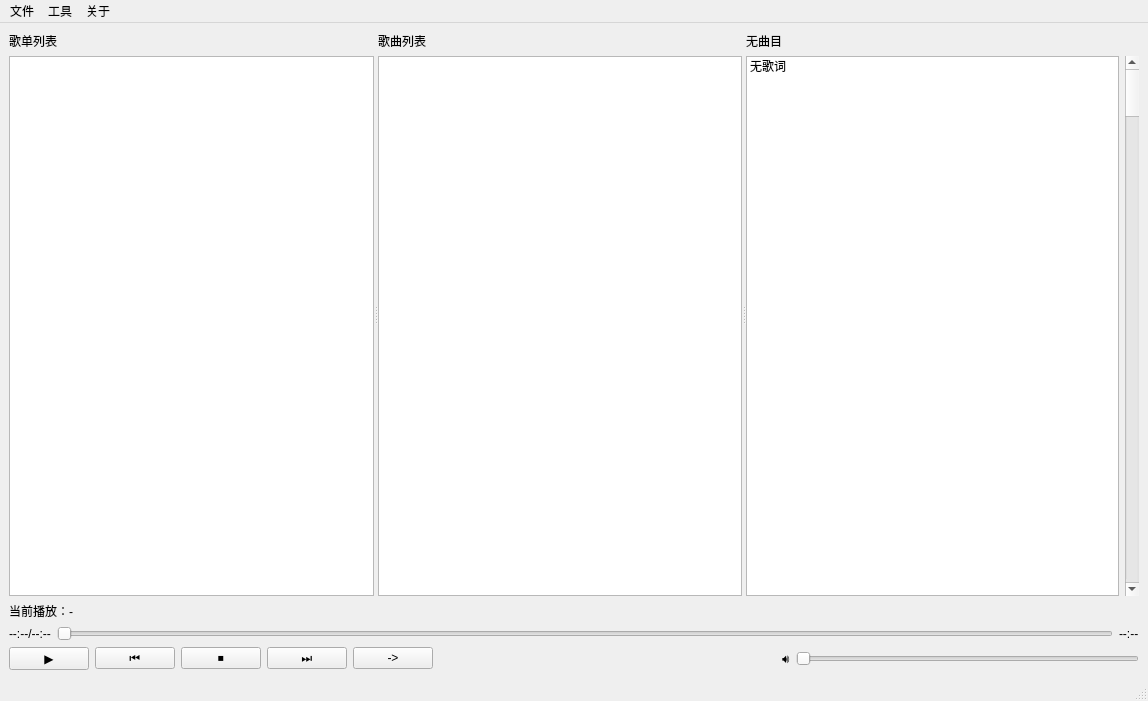
shicj0927/EasyMusicPlus, file ui/main_window.ui: the form before one commit.
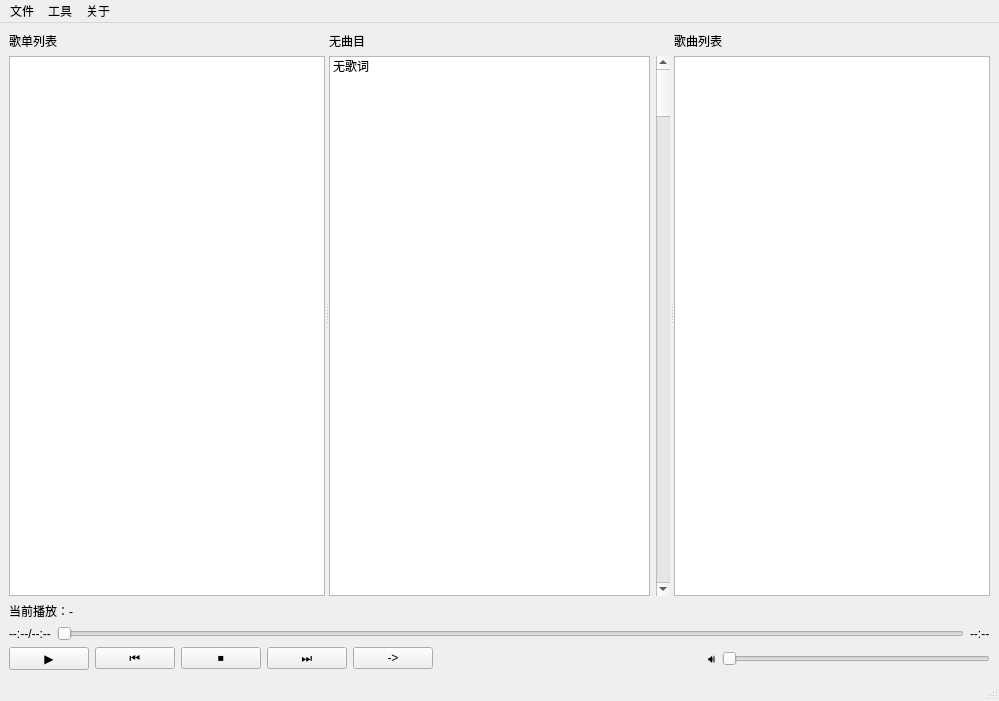
The form after the commit.

```diff
--- a/ui/main_window.ui
+++ b/ui/main_window.ui
@@ -6,7 +6,7 @@
    <rect>
     <x>0</x>
     <y>0</y>
-    <width>1148</width>
+    <width>999</width>
     <height>701</height>
    </rect>
   </property>
@@ -40,20 +40,6 @@
         </item>
        </layout>
       </widget>
-      <widget class="QWidget" name="qWidget_songsArea">
-       <layout class="QVBoxLayout" name="qVBoxLayout_songsArea">
-        <item>
-         <widget class="QLabel" name="qLabel_songsTitle">
-          <property name="text">
-           <string>歌曲列表</string>
-          </property>
-         </widget>
-        </item>
-        <item>
-         <widget class="QListWidget" name="qListWidget_songsList"/>
-        </item>
-       </layout>
-      </widget>
       <widget class="QWidget" name="qWidget_infoArea">
        <layout class="QVBoxLayout" name="qVBoxLayout_infoArea">
         <item>
@@ -85,6 +71,20 @@
         </item>
        </layout>
       </widget>
+      <widget class="QWidget" name="qWidget_songsArea">
+       <layout class="QVBoxLayout" name="qVBoxLayout_songsArea">
+        <item>
+         <widget class="QLabel" name="qLabel_songsTitle">
+          <property name="text">
+           <string>歌曲列表</string>
+          </property>
+         </widget>
+        </item>
+        <item>
+         <widget class="QListWidget" name="qListWidget_songsList"/>
+        </item>
+       </layout>
+      </widget>
      </widget>
     </item>
     <item>
@@ -192,7 +192,7 @@
     <rect>
      <x>0</x>
      <y>0</y>
-     <width>1148</width>
+     <width>999</width>
      <height>23</height>
     </rect>
    </property>
```
Left out of the diff: 8 changed lines with no effect on the pictures.
